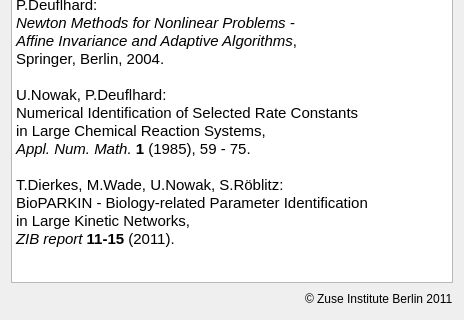
First picture: the form in src/aboutdialog_v2.ui, repository CSB-at-ZIB/BioPARKIN, before the edit; both pictures show x 0 to 464 and y 163 to 483 of the 464 by 483 pixel window.
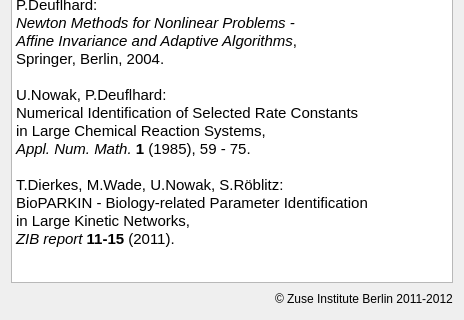
Second picture: the form after the edit.

```diff
--- a/src/aboutdialog_v2.ui
+++ b/src/aboutdialog_v2.ui
@@ -128,7 +128,7 @@
      <item>
       <widget class="QLabel" name="labelCopyright">
        <property name="text">
-        <string>© Zuse Institute Berlin 2011</string>
+        <string>© Zuse Institute Berlin 2011-2012</string>
        </property>
       </widget>
      </item>
```
